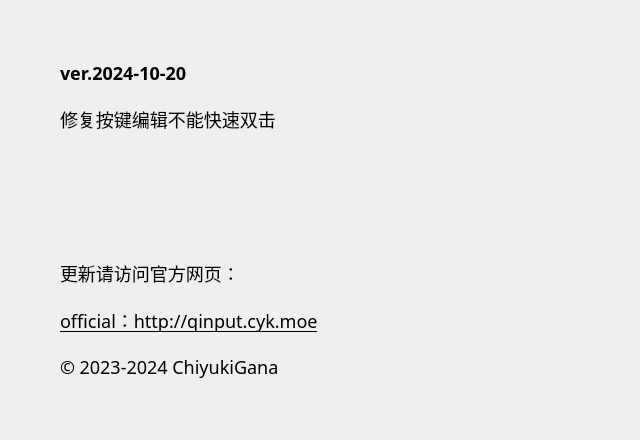
ChiyukiGana/Quickinput, file source/ui/AboutUi.ui: the form before one commit.
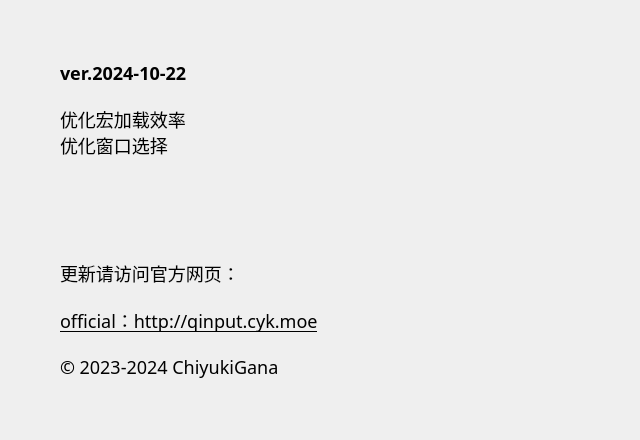
The form after the commit.

The edit to the form file:
```diff
--- a/source/ui/AboutUi.ui
+++ b/source/ui/AboutUi.ui
@@ -88,7 +88,7 @@
          <string notr="true"/>
         </property>
         <property name="text">
-         <string>ver.2024-10-20</string>
+         <string>ver.2024-10-22</string>
         </property>
         <property name="textFormat">
          <enum>Qt::PlainText</enum>
@@ -104,7 +104,8 @@
          </sizepolicy>
         </property>
         <property name="text">
-         <string>修复按键编辑不能快速双击</string>
+         <string>优化宏加载效率
+优化窗口选择</string>
         </property>
         <property name="textFormat">
          <enum>Qt::PlainText</enum>
```
